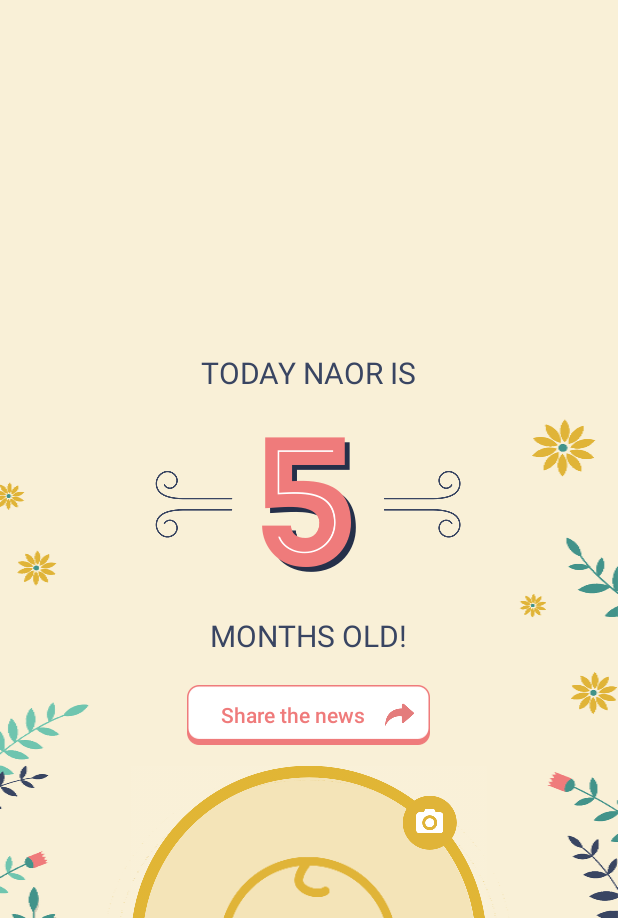
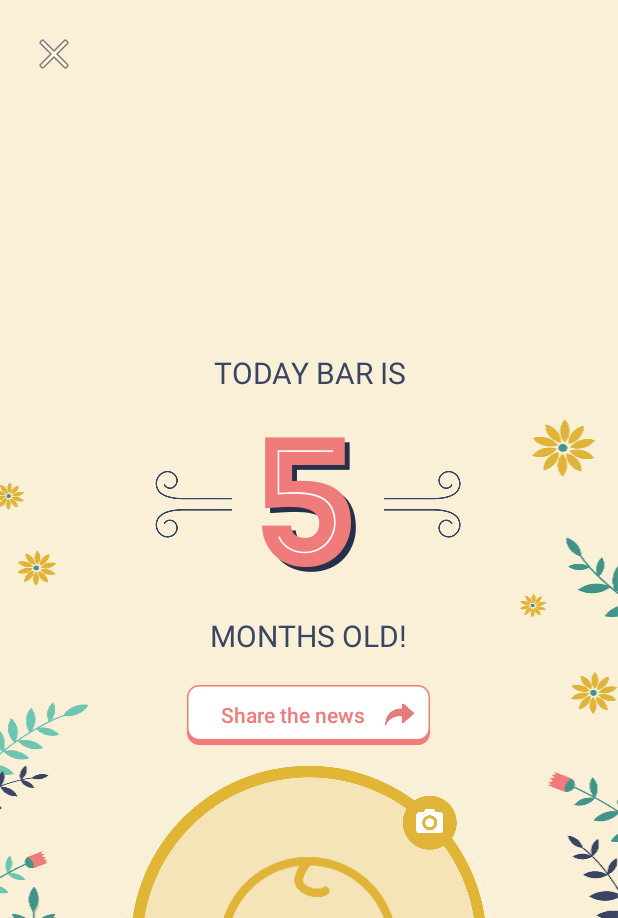
Before and after one commit to LiranShvink/BirthdayApp4Nanit, an Android app: the screen it shows after launch (NDBirthdayActivity), after a tap on "NEXT", on a phone screen of 412 x 824 dp. Shown: the top 918 px of the screen. Run offline under Robolectric (Android 15) with nearby library versions, the phone set to English and light mode, and no system bars.

Commit message:
- Progress on the Birthday Activtyֿֿ\n- Added Activity transition

```diff
--- a/app/src/main/AndroidManifest.xml
+++ b/app/src/main/AndroidManifest.xml
@@ -11,7 +11,7 @@
         android:theme="@style/AppTheme">
 
         <activity
-            android:name=".NDSplashActivity"
+            android:name=".Activities.NDSplashActivity"
             android:theme="@style/SplashTheme">
             <intent-filter>
                 <action android:name="android.intent.action.MAIN" />
@@ -20,14 +20,14 @@
             </intent-filter>
         </activity>
 
-        <activity android:name=".NDMainActivity"
+        <activity android:name=".Activities.NDMainActivity"
             android:theme="@style/AppTheme.NoActionBar"
             android:configChanges="orientation"
             android:screenOrientation="portrait">
 
         </activity>
         <activity
-            android:name=".NDBirthdayActivity"
+            android:name=".Activities.NDBirthdayActivity"
             android:label="@string/title_activity_ndbirthday"
             android:theme="@style/AppTheme.NoActionBar"
             android:configChanges="orientation"
--- /dev/null
+++ b/app/src/main/java/com/appandgo/birthday/Activities/NDBirthdayActivity.java
@@ -0,0 +1,85 @@
+package com.appandgo.birthday.Activities;
+
+import android.os.Build;
+import android.os.Bundle;
+import android.view.View;
+import android.view.ViewGroup;
+import android.widget.Button;
+import android.widget.ImageView;
+import android.widget.TextView;
+
+import com.appandgo.birthday.R;
+import com.appandgo.birthday.objects.NDBirthdayObj;
+import com.appandgo.birthday.utils.NDUtils;
+
+import static com.appandgo.birthday.Activities.NDMainActivity.ND_BIRTHDAY_OBJ;
+
+public class NDBirthdayActivity extends NDBaseActivity {
+
+    private Button btnShare;
+    private ImageView ivAge;
+    private ImageView ivOverlay;
+    private TextView txtAge;
+    private TextView txtName;
+    private ViewGroup imagePicker;
+
+    @Override
+    protected void onCreate(Bundle savedInstanceState) {
+        super.onCreate(savedInstanceState);
+        setContentView(R.layout.activity_birthday);
+
+        // Init views
+        getViewsIDAndInit();
+
+        setDataToViews();
+
+    }
+
+    private void getViewsIDAndInit() {
+
+        btnShare = (Button) findViewById(R.id.btnShare);
+        ivAge = (ImageView) findViewById(R.id.imageAge);
+        ivOverlay = (ImageView) findViewById(R.id.imageViewBg);
+        txtName = (TextView) findViewById(R.id.txtName);
+        txtAge = (TextView) findViewById(R.id.txtAge);
+        imagePicker = (ViewGroup) getLayoutInflater().inflate(R.layout.view_imagepicker, null);
+
+        initTransitionAnimation();
+    }
+
+    private void initTransitionAnimation()
+    {
+        if(Build.VERSION.SDK_INT >= Build.VERSION_CODES.LOLLIPOP) {
+            imagePicker.setTransitionName(getString(R.string.transition_name_imagepicker));
+            ivOverlay.setTransitionName(getString(R.string.transition_name_background));
+
+//            ivOverlay.bringToFront();
+        }
+    }
+
+    private void setDataToViews() {
+        NDBirthdayObj obj = (NDBirthdayObj) getIntent().getSerializableExtra(ND_BIRTHDAY_OBJ);
+        if (obj == null) {
+            return;
+        }
+
+        btnShare.setTransformationMethod(null);
+
+        ivAge.setImageDrawable(NDUtils.convertNumberToImageDigit(this, 5));
+
+        txtName.setText(getFormatName(obj.name));
+
+        txtAge.setText("Months old!");
+    }
+
+    private String getFormatName(String name) {
+        return getString(R.string.title_name_prefix, name);
+    }
+
+    /**
+     * Called when the user clicks the next button
+     */
+    public void btnBackPressed(View view) {
+        supportFinishAfterTransition();
+    }
+}
--- /dev/null
+++ b/app/src/main/java/com/appandgo/birthday/Activities/NDMainActivity.java
@@ -0,0 +1,60 @@
+package com.appandgo.birthday.Activities;
+
+import android.app.ActivityOptions;
+import android.app.DatePickerDialog;
+import android.content.Intent;
+import android.os.Build;
+import android.os.Bundle;
+import android.support.v4.app.ActivityOptionsCompat;
+import android.support.v4.util.Pair;
+import android.view.View;
+import android.widget.DatePicker;
+
+import com.appandgo.birthday.R;
+import com.appandgo.birthday.objects.NDBirthdayObj;
+
+public class NDMainActivity extends NDBaseActivity {
+
+    public static final String ND_BIRTHDAY_OBJ = "ndBirthdayObj";
+
+    @Override
+    protected void onCreate(Bundle savedInstanceState) {
+        super.onCreate(savedInstanceState);
+        setContentView(R.layout.activity_ndmain);
+    }
+
+    /**
+     * Called when the user clicks the next button
+     */
+    public void btnNextPressed(View view) {
+
+        NDBirthdayObj ndBirthdayObj = new NDBirthdayObj();
+        ndBirthdayObj.day = 7;
+        ndBirthdayObj.month = 4;
+        ndBirthdayObj.year = 1979;
+        ndBirthdayObj.image = null;
+        ndBirthdayObj.name = "bar";
+
+        Intent intent = new Intent(this, NDBirthdayActivity.class);
+        intent.putExtra(ND_BIRTHDAY_OBJ, ndBirthdayObj);
+
+        if (Build.VERSION.SDK_INT >= Build.VERSION_CODES.LOLLIPOP) {
+
+            // get the common element for the transition in this activity
+            final View imagePicker = findViewById(R.id.imagePicker);
+            final View bg = findViewById(R.id.imageViewBg);
+            // create the transition animation - the images in the layouts
+            Pair<View, String> pair1 = Pair.create(imagePicker, getString(R.string.transition_name_imagepicker));
+            Pair<View, String> pair2 = Pair.create(bg, getString(R.string.transition_name_background));
+
+            ActivityOptionsCompat options = ActivityOptionsCompat
+                    .makeSceneTransitionAnimation(this, pair1, pair2);
+
+            // start the new activity
+            startActivity(intent, options.toBundle());
+        } else {
+            startActivity(intent);
+        }
+    }
+
+}
--- a/app/src/main/java/com/appandgo/birthday/NDSplashActivity.java
+++ b/app/src/main/java/com/appandgo/birthday/Activities/NDSplashActivity.java
@@ -1,4 +1,4 @@
-package com.appandgo.birthday;
+package com.appandgo.birthday.Activities;
 
 import android.content.Intent;
 import android.os.Bundle;
@@ -13,7 +13,6 @@ public class NDSplashActivity extends AppCompatActivity {
     @Override
     protected void onCreate(Bundle savedInstanceState) {
         super.onCreate(savedInstanceState);
-
         // We DON'T call setContentView View is displaying from the theme and this way it is faster than creating a layout
 
         // Start home activity
--- a/app/src/main/java/com/appandgo/birthday/NDBirthdayActivity.java
+++ /dev/null
@@ -1,47 +0,0 @@
-package com.appandgo.birthday;
-
-import android.os.Bundle;
-import android.support.v7.app.AppCompatActivity;
-import android.widget.Button;
-import android.widget.ImageView;
-import android.widget.TextView;
-
-import com.appandgo.birthday.utils.NDUtils;
-
-public class NDBirthdayActivity extends NDBaseActivity {
-
-    private Button btnShare;
-    private ImageView ivAge;
-    private TextView txtAge;
-    private TextView txtName;
-
-    @Override
-    protected void onCreate(Bundle savedInstanceState) {
-        super.onCreate(savedInstanceState);
-        setContentView(R.layout.activity_birthday);
-
-        // Init views
-        getViewsIDAndInit();
-
-    }
-
-    private void getViewsIDAndInit() {
-
-        btnShare = (Button) findViewById(R.id.btnShare);
-        btnShare.setTransformationMethod(null);
-
-        ivAge = (ImageView) findViewById(R.id.imageAge);
-        ivAge.setImageDrawable(NDUtils.convertNumberToImageDigit(this, 5));
-
-        txtName = (TextView) findViewById(R.id.txtName);
-        txtName.setText(getFormatName("Naor"));
-
-        txtAge = (TextView) findViewById(R.id.txtAge);
-        txtAge.setText("Months old!");
-    }
-
-    private String getFormatName(String name)
-    {
-        return getString(R.string.title_name_prefix, name);
-    }
-}
--- a/app/src/main/java/com/appandgo/birthday/NDMainActivity.java
+++ /dev/null
@@ -1,21 +0,0 @@
-package com.appandgo.birthday;
-
-import android.content.Intent;
-import android.os.Bundle;
-import android.view.View;
-
-public class NDMainActivity extends NDBaseActivity {
-
-    @Override
-    protected void onCreate(Bundle savedInstanceState) {
-        super.onCreate(savedInstanceState);
-        setContentView(R.layout.activity_ndmain);
-    }
-
-    /** Called when the user clicks the next button */
-    public void btnNextPressed(View view) {
-
-        Intent i = new Intent(this, NDBirthdayActivity.class);
-        startActivity(i);
-    }
-}
--- /dev/null
+++ b/app/src/main/java/com/appandgo/birthday/objects/NDBirthdayObj.java
@@ -0,0 +1,21 @@
+package com.appandgo.birthday.objects;
+
+import android.graphics.Bitmap;
+import android.media.Image;
+
+import java.io.Serializable;
+
+/**
+ * Created by naor on 14/09/2017.
+ */
+
+public class NDBirthdayObj implements Serializable {
+
+    static final long serialVersionUID = 101L;
+
+    public String name;
+    public int year;
+    public int month;
+    public int day;
+    public Bitmap image;
+}
--- a/app/src/main/res/layout/activity_birthday.xml
+++ b/app/src/main/res/layout/activity_birthday.xml
@@ -5,79 +5,53 @@
     android:layout_width="match_parent"
     android:layout_height="match_parent"
     android:background="@color/colorBackgroundElephant"
-    tools:context="com.appandgo.birthday.NDBirthdayActivity">
+    tools:context="com.appandgo.birthday.Activities.NDBirthdayActivity">
 
     <Button
+        android:id="@+id/btnShare"
+
         style="@style/Buttons.ShareStyle"
-
-        android:id="@+id/btnShare"
         android:layout_width="162dp"
         android:layout_height="40dp"
-        android:text="@string/title_share_button"
-        android:layout_above="@+id/imageViewChild"
+        android:layout_above="@+id/imagePicker"
         android:layout_centerHorizontal="true"
-        android:layout_marginBottom="14dp" />
+        android:layout_marginBottom="14dp"
+        android:text="@string/title_share_button" />
 
-    <ImageView
-        android:id="@+id/imageViewChild"
-        android:layout_width="wrap_content"
-        android:layout_height="wrap_content"
-        android:layout_gravity="bottom|center"
-        android:scaleType="fitXY"
-        android:layout_alignTop="@+id/imageViewOverlay"
-        android:layout_alignBottom="@+id/imageViewOverlay"
-        android:layout_alignRight="@+id/imageViewOverlay"
-        android:layout_alignLeft="@+id/imageViewOverlay"
-        app:srcCompat="@drawable/default_place_holder_yellow" />
-
-    <ImageView
-        android:id="@+id/imageViewOverlay"
+    <include
+        layout="@layout/view_imagepicker"
         android:layout_width="wrap_content"
         android:layout_height="wrap_content"
         android:layout_alignParentBottom="true"
+        android:layout_centerHorizontal="true"
         android:layout_gravity="bottom|center"
-        android:layout_centerHorizontal="true"
-        android:scaleType="fitXY"
-        android:layout_marginBottom="76dp"
-        app:srcCompat="@drawable/image_elephant_everlay" />
+        android:layout_marginBottom="76dp" />
 
     <ImageView
         android:id="@+id/imageViewBg"
         android:layout_width="match_parent"
         android:layout_height="wrap_content"
         android:layout_alignParentBottom="true"
+        android:layout_gravity="bottom"
         android:scaleType="fitXY"
-        android:layout_gravity="bottom"
         app:srcCompat="@drawable/android_elephant_popup" />
-
-    <ImageButton
-        android:id="@+id/imageButtonCamera"
-        android:layout_width="wrap_content"
-        android:layout_height="wrap_content"
-        android:background="@android:color/transparent"
-        android:layout_alignTop="@+id/imageViewOverlay"
-        android:layout_alignRight="@+id/imageViewOverlay"
-        android:scaleType="fitXY"
-        android:layout_marginTop="20dp"
-        android:layout_marginRight="20dp"
-        app:srcCompat="@drawable/camera_icon_yellow" />
 
     <TextView
         android:id="@+id/txtAge"
+        style="@style/Text.Birtday"
         android:layout_above="@+id/btnShare"
-        style="@style/Text.Birtday"
         android:layout_marginBottom="19dp"
         android:text="Name" />
 
     <LinearLayout
+        android:id="@+id/layoutAgeContainer"
         android:layout_width="match_parent"
         android:layout_height="wrap_content"
         android:layout_above="@+id/txtAge"
         android:layout_centerHorizontal="true"
+        android:layout_marginBottom="19dp"
         android:gravity="center"
-        android:layout_marginBottom="19dp"
-        android:orientation="horizontal"
-        android:id="@+id/layoutAgeContainer">
+        android:orientation="horizontal">
 
         <ImageView
             android:id="@+id/leftSwirls"
@@ -97,10 +71,21 @@
 
     <TextView
         android:id="@+id/txtName"
+        style="@style/Text.Birtday"
         android:layout_above="@+id/layoutAgeContainer"
-        style="@style/Text.Birtday"
         android:layout_marginBottom="20dp"
         android:layout_marginEnd="30dp"
         android:layout_marginStart="30dp"
-        android:text="TextView" />
+        android:text="TextView\ndfsdf" />
+
+    <ImageButton
+        android:id="@+id/imageButton2"
+        android:layout_width="wrap_content"
+        android:layout_height="wrap_content"
+        android:layout_alignParentStart="true"
+        android:background="@android:color/transparent"
+        android:onClick="btnBackPressed"
+        android:padding="@dimen/general_margin"
+        app:srcCompat="@android:drawable/ic_menu_close_clear_cancel" />
+
 </RelativeLayout>
--- /dev/null
+++ b/app/src/main/res/layout/view_imagepicker.xml
@@ -0,0 +1,42 @@
+<?xml version="1.0" encoding="utf-8"?>
+<RelativeLayout xmlns:android="http://schemas.android.com/apk/res/android"
+    xmlns:tools="http://schemas.android.com/tools"
+    android:layout_width="wrap_content"
+    android:layout_height="wrap_content"
+    android:layout_gravity="center"
+    android:background="@color/colorBackgroundFox"
+    android:id="@+id/imagePicker"
+    android:transitionName="@string/transition_name_imagepicker"
+    tools:showIn="@layout/activity_ndmain">
+
+    <ImageView
+        android:id="@+id/imageViewChild"
+        android:layout_width="wrap_content"
+        android:layout_height="wrap_content"
+        android:layout_alignBottom="@+id/imageViewOverlay"
+        android:layout_alignLeft="@+id/imageViewOverlay"
+        android:layout_alignRight="@+id/imageViewOverlay"
+        android:layout_alignTop="@+id/imageViewOverlay"
+        android:scaleType="fitXY"
+        android:src="@drawable/default_place_holder_yellow" />
+
+    <ImageView
+        android:id="@+id/imageViewOverlay"
+        android:layout_width="wrap_content"
+        android:layout_height="wrap_content"
+        android:layout_centerHorizontal="true"
+        android:scaleType="fitXY"
+        android:src="@drawable/image_elephant_everlay" />
+
+    <ImageButton
+        android:id="@+id/imageButtonCamera"
+        android:layout_width="wrap_content"
+        android:layout_height="wrap_content"
+        android:layout_alignRight="@+id/imageViewOverlay"
+        android:layout_alignTop="@+id/imageViewOverlay"
+        android:layout_marginRight="20dp"
+        android:layout_marginTop="20dp"
+        android:background="@android:color/transparent"
+        android:scaleType="fitXY"
+        android:src="@drawable/camera_icon_yellow" />
+</RelativeLayout>
--- a/app/src/main/res/values/dimens.xml
+++ b/app/src/main/res/values/dimens.xml
@@ -1,3 +1,4 @@
 <resources>
     <dimen name="fab_margin">16dp</dimen>
+    <dimen name="general_margin">20dp</dimen>
 </resources>
--- a/app/src/main/res/values/strings.xml
+++ b/app/src/main/res/values/strings.xml
@@ -5,4 +5,7 @@
     <string name="title_share_button">Share the news</string>
 
     <string name="title_name_prefix">Today %1$s is</string>
+    <string name="txt_welcome_title">Welcom to Birthday App\nPlease choose an image</string>
+    <string name="transition_name_imagepicker">imagePicker</string>
+    <string name="transition_name_background">background</string>
 </resources>
--- a/app/src/main/res/values/styles.xml
+++ b/app/src/main/res/values/styles.xml
@@ -11,6 +11,7 @@
     <style name="AppTheme.NoActionBar">
         <item name="windowActionBar">false</item>
         <item name="windowNoTitle">true</item>
+        <item name="android:windowContentTransitions">true</item>
     </style>
 
     <!-- Splash Screen theme. -->
@@ -21,6 +22,8 @@
     <style name="AppTheme.AppBarOverlay" parent="ThemeOverlay.AppCompat.Dark.ActionBar" />
 
     <style name="AppTheme.PopupOverlay" parent="ThemeOverlay.AppCompat.Light" />
+
+    <style name="DialogTheme" parent="@android:style/Theme.Holo.Dialog"></style>
 
     <!-- Buttons -->
 
@@ -46,6 +49,7 @@
     </style>
 
     <style name="Text.Birtday">
+        <item name="android:textAlignment">center</item>
         <item name="android:layout_centerHorizontal">true</item>
         <item name="android:textAllCaps">true</item>
     </style>
@@ -61,4 +65,10 @@
         <item name="android:layout_gravity">center_vertical</item>
     </style>
 
+    <!-- Edit Text -->
+
+    <style name="et_text_hint" parent="TextAppearance.Design.Hint">
+        <item name="android:textSize">12sp</item>
+    </style>
+
 </resources>
```
Also changed, not shown: app/src/main/java/com/appandgo/birthday/Activities/NDBaseActivity.java (renamed from app/src/main/java/com/appandgo/birthday/NDBaseActivity.java, +5 -5 lines), app/src/main/java/com/appandgo/birthday/components/NDDatePickerDialog.java (added, +68 -0 lines), app/src/main/res/layout/activity_ndmain.xml (+66 -8 lines).
